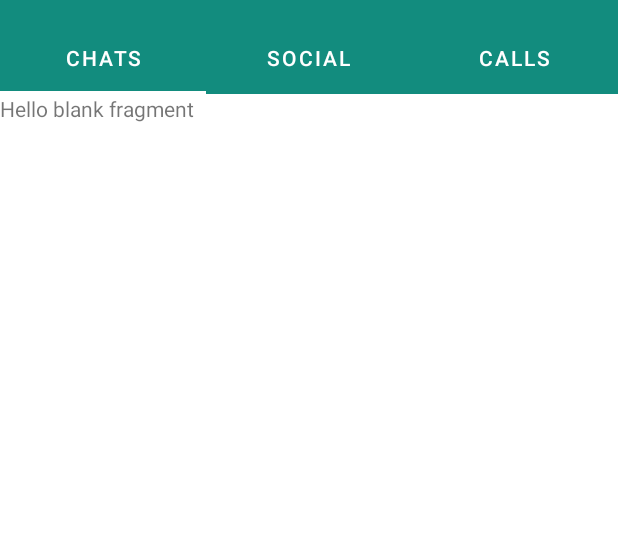
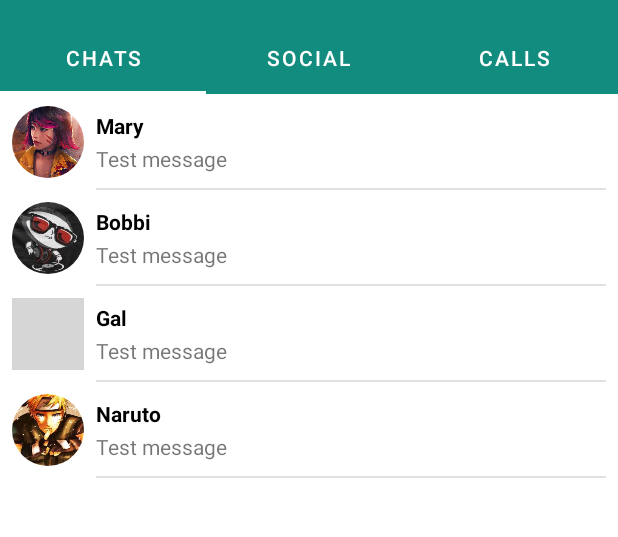
Before and after one commit to Mingaleev-D/ToChatClone, an Android app: the screen it shows after launch (MainActivity), after a tap on "Mary", on a phone screen of 412 x 824 dp, the part 62-599 px from its top. Run offline under Robolectric (Android 15) with nearby library versions, the phone set to English and light mode, and no system bars; our stand-ins replace CircleImageView; grey boxes are pictures that could not be loaded.

Commit message:
адаптер чатов

```diff
--- a/app/src/main/java/com/example/tochatclone/data/local/UserHelper.kt
+++ b/app/src/main/java/com/example/tochatclone/data/local/UserHelper.kt
@@ -1,6 +1,7 @@
 package com.example.tochatclone.data.local
 
 import com.example.tochatclone.R
+import com.example.tochatclone.domain.model.Chats
 import com.example.tochatclone.domain.model.User
 
 object UserHelper {
@@ -25,4 +26,27 @@ object UserHelper {
          name = "Naruto"
       )
    )
+
+   val chatsList = listOf(
+      Chats(
+         id = "1",
+         chatImage = R.drawable.girl,
+         chatName = "Mary"
+      ),
+      Chats(
+         id = "2",
+         chatImage = R.drawable.boy,
+         chatName = "Bobbi"
+      ),
+      Chats(
+         id = "3",
+         chatImage = R.drawable.men,
+         chatName = "Gal"
+      ),
+      Chats(
+         id = "4",
+         chatImage = R.drawable.naruto,
+         chatName = "Naruto"
+      )
+   )
 }
--- /dev/null
+++ b/app/src/main/java/com/example/tochatclone/domain/ext/ViewExt.kt
@@ -0,0 +1,16 @@
+package com.example.tochatclone.domain.ext
+
+import android.view.View
+
+/**
+ * @author : Mingaleev D
+ * @data : 15/11/2022
+ */
+
+fun View.gone(){
+   this.visibility = View.GONE
+}
+
+fun View.show(){
+   this.visibility = View.VISIBLE
+}
--- /dev/null
+++ b/app/src/main/java/com/example/tochatclone/domain/model/Chats.kt
@@ -0,0 +1,9 @@
+package com.example.tochatclone.domain.model
+
+import androidx.annotation.DrawableRes
+
+data class Chats(
+   @DrawableRes val chatImage: Int,
+   val chatName: String,
+   val id: String
+)
--- a/app/src/main/java/com/example/tochatclone/ui/shats/ChatsFragment.kt
+++ b/app/src/main/java/com/example/tochatclone/ui/shats/ChatsFragment.kt
@@ -4,14 +4,22 @@ import android.os.Bundle
 import android.view.LayoutInflater
 import android.view.View
 import android.view.ViewGroup
+import android.widget.Toast
 import androidx.fragment.app.Fragment
+import com.example.tochatclone.data.local.UserHelper
 import com.example.tochatclone.databinding.FragmentChatsBinding
+import com.example.tochatclone.domain.ext.gone
+import com.example.tochatclone.domain.ext.show
 
 
 class ChatsFragment : Fragment() {
 
    private var mBinding: FragmentChatsBinding? = null
    private val binding: FragmentChatsBinding get() = mBinding!!
+
+   private val chatsListAdapter = ChatsListAdapter(){
+      Toast.makeText(requireContext(), it.chatName, Toast.LENGTH_SHORT).show()
+   }
 
    override fun onCreateView(
       inflater: LayoutInflater, container: ViewGroup?,
@@ -21,5 +29,31 @@ class ChatsFragment : Fragment() {
       return binding.root
    }
 
+   override fun onViewCreated(view: View, savedInstanceState: Bundle?) {
+      super.onViewCreated(view, savedInstanceState)
+      setupRecyclerView()
+      handleChatList()
+   }
+
+   private fun setupRecyclerView() {
+      binding.chatsListRv.apply {
+         adapter = chatsListAdapter
+      }
+
+   }
+
+   private fun handleChatList() {
+      val chatList = UserHelper.chatsList
+      if (chatList.isEmpty()){
+         binding.chatsListRv.gone()
+         binding.emptyMessage.show()
+      }else{
+         binding.emptyMessage.gone()
+         binding.chatsListRv.show()
+
+         chatsListAdapter.submitList(UserHelper.chatsList)
+      }
+   }
+
 
 }
--- /dev/null
+++ b/app/src/main/java/com/example/tochatclone/ui/shats/ChatsListAdapter.kt
@@ -0,0 +1,49 @@
+package com.example.tochatclone.ui.shats
+
+import android.view.LayoutInflater
+import android.view.ViewGroup
+import androidx.recyclerview.widget.DiffUtil
+import androidx.recyclerview.widget.ListAdapter
+import com.example.tochatclone.databinding.ItemChatBinding
+import com.example.tochatclone.domain.model.Chats
+import com.example.tochatclone.ui.common.BaseListViewHolder
+
+/**
+ * @author : Mingaleev D
+ * @data : 15/11/2022
+ */
+
+class ChatsListAdapter(
+   private val onChatsClick: (Chats) -> Unit,
+) : ListAdapter<Chats, BaseListViewHolder<*>>(DiffUtilCallback) {
+
+   private object DiffUtilCallback : DiffUtil.ItemCallback<Chats>() {
+      override fun areItemsTheSame(oldItem: Chats, newItem: Chats): Boolean =
+         oldItem.id == newItem.id
+
+      override fun areContentsTheSame(oldItem: Chats, newItem: Chats): Boolean = oldItem == newItem
+   }
+
+   override fun onCreateViewHolder(parent: ViewGroup, viewType: Int): BaseListViewHolder<*> {
+      val itemBinding = ItemChatBinding.inflate(LayoutInflater.from(parent.context), parent, false)
+      return BindViewHolder(itemBinding)
+   }
+
+   override fun onBindViewHolder(holder: BaseListViewHolder<*>, position: Int) {
+      when (holder) {
+         is BindViewHolder -> holder.bind(getItem(position), position)
+      }
+   }
+
+   inner class BindViewHolder(private val binding: ItemChatBinding) :
+      BaseListViewHolder<Chats>(binding.root) {
+
+      override fun bind(item: Chats, position: Int) = with(binding) {
+
+         chatName.text = item.chatName
+         chatImage.setImageResource(item.chatImage)
+
+         chatParent.setOnClickListener { onChatsClick.invoke(item) }
+      }
+   }
+}
--- a/app/src/main/res/layout/fragment_chats.xml
+++ b/app/src/main/res/layout/fragment_chats.xml
@@ -1,14 +1,32 @@
 <?xml version="1.0" encoding="utf-8"?>
-<FrameLayout xmlns:android="http://schemas.android.com/apk/res/android"
+<androidx.constraintlayout.widget.ConstraintLayout xmlns:android="http://schemas.android.com/apk/res/android"
   xmlns:tools="http://schemas.android.com/tools"
   android:layout_width="match_parent"
   android:layout_height="match_parent"
+  xmlns:app="http://schemas.android.com/apk/res-auto"
   tools:context=".ui.shats.ChatsFragment">
 
-  <!-- TODO: Update blank fragment layout -->
   <TextView
-    android:layout_width="match_parent"
-    android:layout_height="match_parent"
-    android:text="@string/hello_blank_fragment" />
+    android:layout_width="0dp"
+    android:layout_height="wrap_content"
+    android:id="@+id/emptyMessage"
+    android:text="@string/empty_chats"
+    android:visibility="gone"
+    android:textAlignment="center"
+    app:layout_constraintTop_toTopOf="parent"
+    app:layout_constraintStart_toStartOf="parent"
+    app:layout_constraintEnd_toEndOf="parent"
+    app:layout_constraintBottom_toBottomOf="parent"/>
 
-</FrameLayout>
+  <androidx.recyclerview.widget.RecyclerView
+    android:layout_width="0dp"
+    android:layout_height="0dp"
+    android:id="@+id/chatsList_rv"
+    android:visibility="gone"
+    app:layoutManager="androidx.recyclerview.widget.LinearLayoutManager"
+    app:layout_constraintTop_toTopOf="parent"
+    app:layout_constraintEnd_toEndOf="parent"
+    app:layout_constraintStart_toStartOf="parent"
+    app:layout_constraintBottom_toBottomOf="parent"/>
+
+</androidx.constraintlayout.widget.ConstraintLayout>
--- /dev/null
+++ b/app/src/main/res/layout/item_chat.xml
@@ -0,0 +1,54 @@
+<?xml version="1.0" encoding="utf-8"?>
+<androidx.constraintlayout.widget.ConstraintLayout xmlns:android="http://schemas.android.com/apk/res/android"
+  xmlns:app="http://schemas.android.com/apk/res-auto"
+  xmlns:tools="http://schemas.android.com/tools"
+  android:id="@+id/chatParent"
+  android:background="?attr/selectableItemBackground"
+  android:layout_width="match_parent"
+  android:layout_height="wrap_content">
+
+  <com.google.android.material.imageview.ShapeableImageView
+    android:id="@+id/chatImage"
+    android:layout_width="48dp"
+    android:layout_height="48dp"
+    android:layout_margin="8dp"
+    android:scaleType="centerCrop"
+    app:layout_constraintBottom_toBottomOf="parent"
+    app:layout_constraintStart_toStartOf="parent"
+    app:layout_constraintTop_toTopOf="parent"
+    app:shapeAppearanceOverlay="@style/CircleImageView"
+    tools:src="@drawable/girl" />
+
+  <TextView
+    android:id="@+id/chatName"
+    android:layout_width="0dp"
+    android:layout_height="wrap_content"
+    android:layout_marginHorizontal="8dp"
+    android:textColor="@color/black"
+    android:textStyle="bold"
+    app:layout_constraintBottom_toTopOf="@id/chatMessage"
+    app:layout_constraintEnd_toEndOf="parent"
+    app:layout_constraintStart_toEndOf="@id/chatImage"
+    app:layout_constraintTop_toTopOf="@id/chatImage"
+    tools:text="Girl" />
+
+  <TextView
+    android:id="@+id/chatMessage"
+    android:layout_width="0dp"
+    android:layout_height="wrap_content"
+    android:layout_marginStart="8dp"
+    android:text="Test message"
+    app:layout_constraintBottom_toBottomOf="@id/chatImage"
+    app:layout_constraintEnd_toEndOf="@id/chatName"
+    app:layout_constraintStart_toEndOf="@id/chatImage"
+    app:layout_constraintTop_toBottomOf="@id/chatName" />
+
+  <com.google.android.material.divider.MaterialDivider
+    android:id="@+id/chatDivider"
+    android:layout_width="0dp"
+    android:layout_height="wrap_content"
+    app:layout_constraintBottom_toBottomOf="parent"
+    app:layout_constraintEnd_toEndOf="@id/chatName"
+    app:layout_constraintStart_toStartOf="@id/chatName" />
+
+</androidx.constraintlayout.widget.ConstraintLayout>
--- a/app/src/main/res/values/strings.xml
+++ b/app/src/main/res/values/strings.xml
@@ -7,4 +7,5 @@
   <string name="calls">Calls</string>
   <string name="chats">Chats</string>
   <string name="social">Social</string>
+  <string name="empty_chats">Empty chats</string>
 </resources>
```
